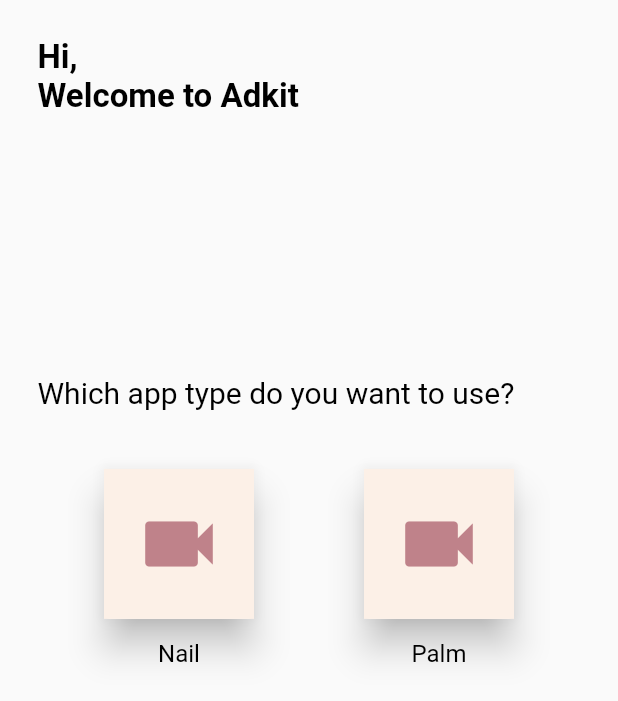
After one commit to Soupaul/app-ADKit-meity, a Flutter app: the NailOrPalm screen opened directly, on a phone screen of 412 x 824 dp. The commit adds this screen. Shown: the top 701 px of the screen. Run offline on Flutter 3.47's test engine with Material 2 defaults, Android fonts, the light colour scheme and no system bars; our stand-ins replace avatar_glow, cloud_firestore, firebase_auth, firebase_core, firebase_storage, fl_chart and 8 more; missing offline and left inert: customgauge; accounts and stored records are empty; project files that could hold a hidden picture were left out.

Commit message:
nail palm added

```diff
--- a/lib/main.dart
+++ b/lib/main.dart
@@ -5,6 +5,7 @@ import 'package:firebase_core/firebase_core.dart';
 import 'package:flutter/material.dart';
 import 'package:permission_handler/permission_handler.dart';
 import 'package:thefirstone/resources/api.dart';
+import 'package:thefirstone/ui/choose_nail_palm.dart';
 import 'package:thefirstone/ui/home.dart';
 import 'package:thefirstone/ui/select_language.dart';
 import 'ui/home.dart';
--- /dev/null
+++ b/lib/ui/choose_nail_palm.dart
@@ -0,0 +1,115 @@
+import 'package:flutter/cupertino.dart';
+import 'package:flutter/material.dart';
+
+class NailOrPalm extends StatefulWidget {
+  const NailOrPalm({Key? key}) : super(key: key);
+
+  @override
+  _NailOrPalmState createState() => _NailOrPalmState();
+}
+
+class _NailOrPalmState extends State<NailOrPalm> {
+  var height;
+  @override
+  Widget build(BuildContext context) {
+    height = MediaQuery.of(context).size.height;
+    return Scaffold(
+      body: SafeArea(
+        child: Column(
+          children: [
+            Container(
+              child: Text("Hi,\nWelcome to Adkit",
+                  style: TextStyle(
+                    fontSize: 22,
+                    color: Colors.black,
+                    fontWeight: FontWeight.bold,
+                  )),
+              alignment: Alignment.topLeft,
+              padding: EdgeInsets.all(25),
+            ),
+            Column(
+              children: [
+                SizedBox(
+                  height: height * 0.15,
+                ),
+                Container(
+                  child: Text("Which app type do you want to use?",
+                      textAlign: TextAlign.center,
+                      style: TextStyle(
+                        fontSize: 20,
+                        color: Colors.black,
+                      )),
+                  alignment: Alignment.topLeft,
+                  padding: EdgeInsets.all(25),
+                ),
+                SizedBox(
+                  height: 10,
+                ),
+                Row(
+                  mainAxisAlignment: MainAxisAlignment.spaceEvenly,
+                  crossAxisAlignment: CrossAxisAlignment.center,
+                  children: [
+                    Column(
+                      children: [
+                        InkWell(
+                          onTap: () {},
+                          child: Card(
+                            elevation: 10,
+                            child: Container(
+                              color: Theme.of(context).accentColor,
+                              padding: EdgeInsets.all(20),
+                              child: Icon(
+                                Icons.videocam,
+                                color: Color(0xFFBF828A),
+                                size: 60,
+                              ),
+                            ),
+                          ),
+                        ),
+                        SizedBox(
+                          height: 10,
+                        ),
+                        Text("Nail",
+                            style: TextStyle(
+                              fontSize: 16,
+                              color: Colors.black,
+                            )),
+                      ],
+                    ),
+                    Column(
+                      children: [
+                        InkWell(
+                          onTap: () {},
+                          child: Card(
+                            elevation: 10,
+                            child: Container(
+                              color: Theme.of(context).accentColor,
+                              padding: EdgeInsets.all(20),
+                              child: Icon(
+                                Icons.videocam,
+                                color: Color(0xFFBF828A),
+                                size: 60,
+                              ),
+                            ),
+                          ),
+                        ),
+                        SizedBox(
+                          height: 10,
+                        ),
+                        Text("Palm",
+                            style: TextStyle(
+                              fontSize: 16,
+                              color: Colors.black,
+                            )),
+                      ],
+                    ),
+                  ],
+                )
+              ],
+            )
+          ],
+        ),
+      ),
+    );
+  }
+}
```
Also changed, not shown: lib/ui/trend_graph.dart (line endings or trailing spaces).
